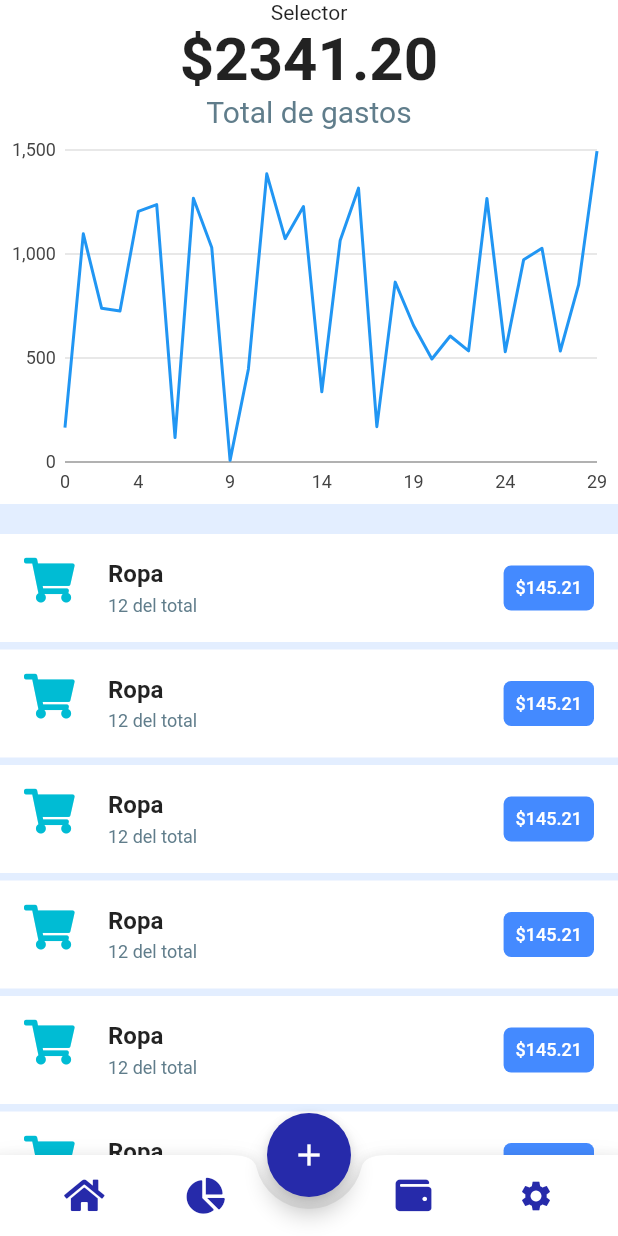
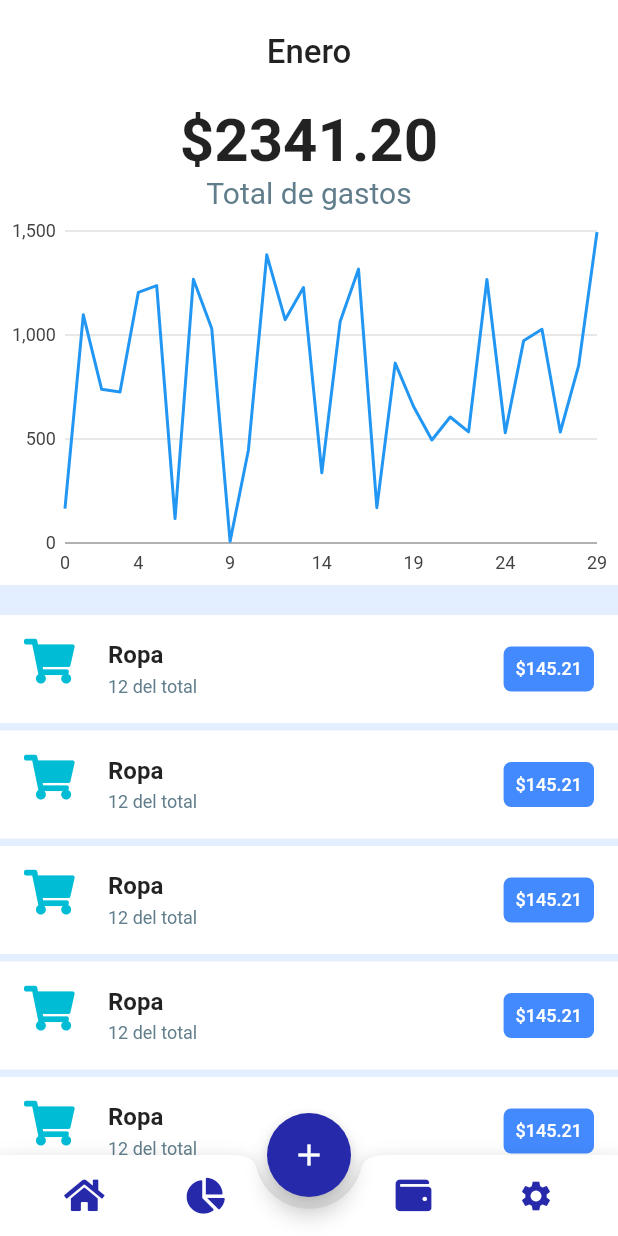
Before and after one commit to jchevalier98/FluuterApp, a Flutter app: the screen it shows after launch, on a phone screen of 412 x 824 dp. Run offline on Flutter 3.47's test engine with Material 2 defaults, Android fonts, the phone set to English and light mode, and no system bars; our stand-ins replace bloc, charts_flutter, flutter_bloc, font_awesome_flutter, rxdart.

Commit message:
Se agrega separador

```diff
--- a/lib/pages/selector.dart
+++ b/lib/pages/selector.dart
@@ -1,10 +1,37 @@
 import 'package:flutter/material.dart';
+import 'package:navigation_bar/widget/month.dart';
 
 class Selector extends StatelessWidget {
+
+  /*PageController _pageController;
+  void initState(){
+    _pageController = PageController(
+      initialPage: 9,
+      viewportFraction: 0.3,
+    );
+  }*/
+
   @override
   Widget build(BuildContext context) {
-    return Text(
-      "Selector"
+    return SizedBox.fromSize(
+      size: Size.fromHeight(70.0),
+      child: PageView(
+        //controller: _pageController,
+        children: <Widget>[
+          MonthText(month: "Enero"),
+          MonthText(month: "Febrero"),
+          MonthText(month: "Marzo"),
+          MonthText(month: "Abril"),
+          MonthText(month: "Mayo"),
+          MonthText(month: "Junio"),
+          MonthText(month: "Julio"),
+          MonthText(month: "Agosto"),
+          MonthText(month: "Septiembre"),
+          MonthText(month: "Octubre"),
+          MonthText(month: "Noviembre"),
+          MonthText(month: "Diciembre"),
+        ],
+      )
     );
   }
 }
--- /dev/null
+++ b/lib/widget/month.dart
@@ -0,0 +1,20 @@
+import 'package:flutter/material.dart';
+
+class MonthText extends StatelessWidget {
+
+  final String month;
+  const MonthText({Key key, this.month}) : super(key: key);
+
+  @override
+  Widget build(BuildContext context) {
+    return Center(
+      child: Text(
+        "$month",
+        style: TextStyle(
+          fontWeight: FontWeight.w500,
+          fontSize: 22.0,
+        ),
+      ),
+    );
+  }
+}
```
